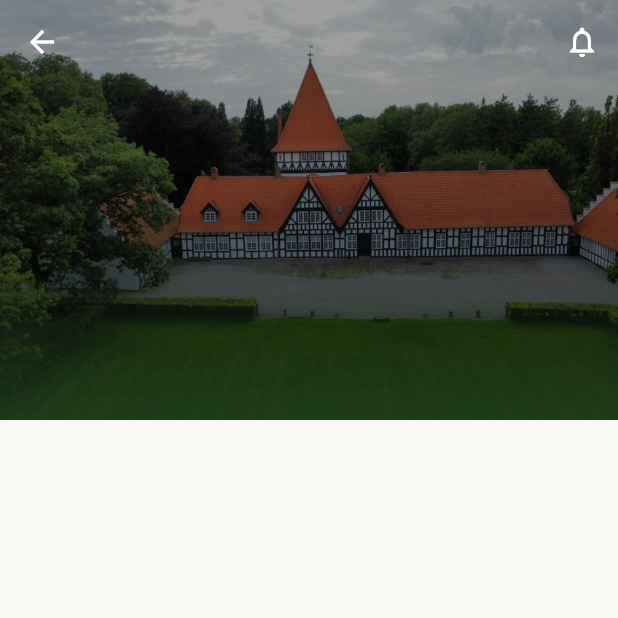
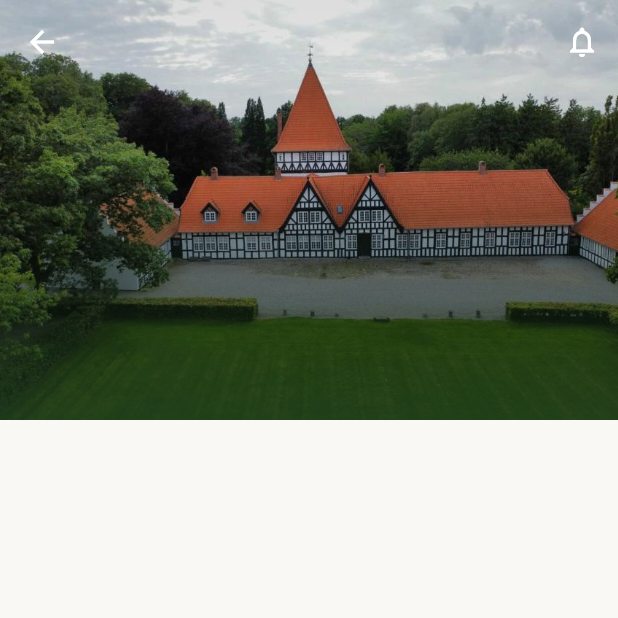
Before and after one commit to brinch-dev/risinge-jagt-app, a Flutter app: the HomePage screen opened directly, on a phone screen of 412 x 824 dp, the top half of it. Run offline on Flutter 3.47's test engine with Material 3 defaults, Android fonts, the phone set to English and light mode, and no system bars; our stand-ins replace firebase_core, firebase_messaging, flutter_dotenv, flutter_local_notifications, flutter_map, flutter_riverpod and 12 more; accounts and stored records are empty.

Commit message:
v2.5.6: Lysere hero-billede i light mode med blødere gradient
Light mode bruger nu let gradient så hero-billedet lyser igennem.
Dark mode beholder den mørke gradient for kontrast.

Co-Authored-By: Claude Opus 4.6 <noreply@anthropic.com>

```diff
--- a/lib/features/home/home_page.dart
+++ b/lib/features/home/home_page.dart
@@ -140,7 +140,8 @@ class HomePage extends ConsumerWidget {
             ),
             DecoratedBox(
               decoration: BoxDecoration(
-                gradient: LinearGradient(
+                gradient: Theme.of(context).brightness == Brightness.dark
+                    ? LinearGradient(
                         begin: Alignment.topCenter,
                         end: Alignment.bottomCenter,
                         colors: [
@@ -149,6 +150,16 @@ class HomePage extends ConsumerWidget {
                           cs.primary.withValues(alpha: 0.93),
                         ],
                         stops: const [0.3, 0.6, 1.0],
+                      )
+                    : LinearGradient(
+                        begin: Alignment.topCenter,
+                        end: Alignment.bottomCenter,
+                        colors: [
+                          const Color(0x20000000),
+                          const Color(0x10000000),
+                          cs.primary.withValues(alpha: 0.85),
+                        ],
+                        stops: const [0.0, 0.4, 1.0],
                       ),
               ),
             ),
--- a/pubspec.yaml
+++ b/pubspec.yaml
@@ -2,7 +2,7 @@ name: jagt_app
 description: "Jagt hunting app with Flutter + Supabase"
 publish_to: 'none'
 
-version: 2.5.5+48
+version: 2.5.6+49
 
 environment:
   sdk: '>=3.0.0 <4.0.0'
```
Also changed, not shown: 3 other files. Lines whose indentation alone changed are shown as unchanged.
